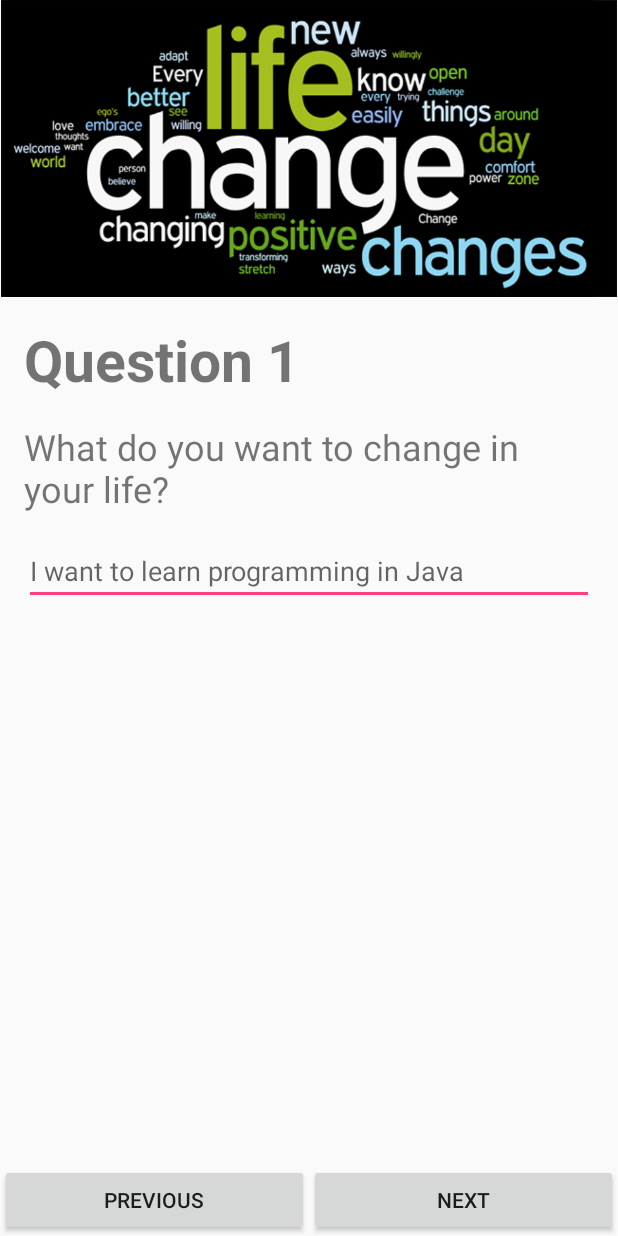
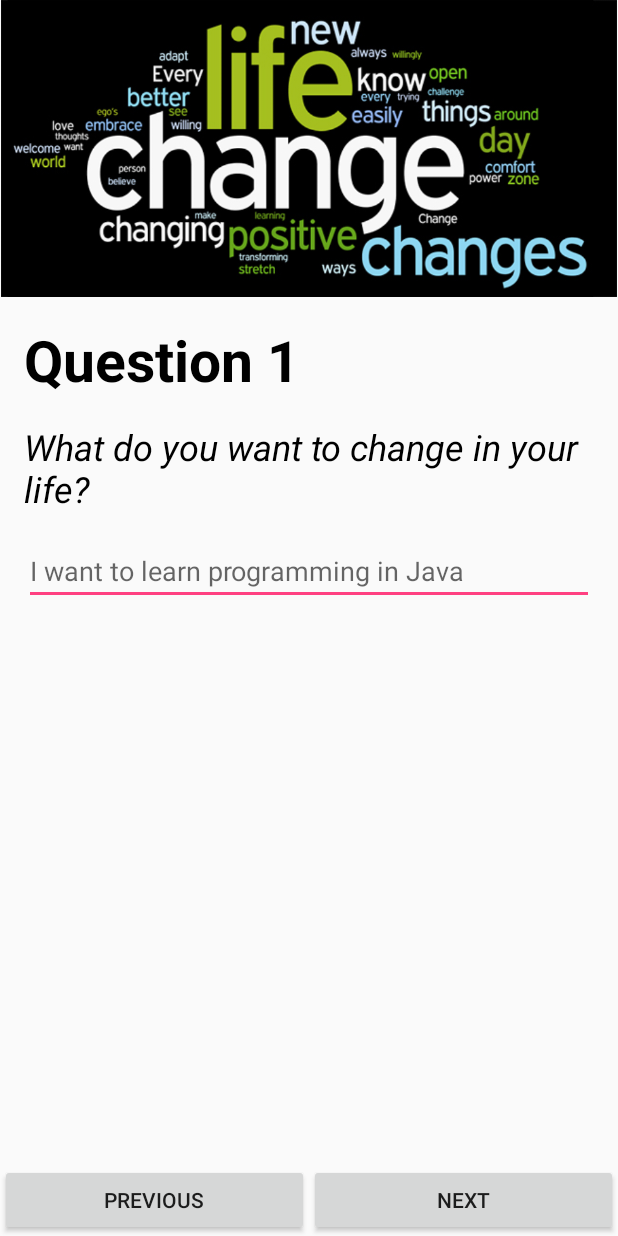
Before and after one commit to VIcuko/MakeAChangeQuizzApp, an Android app: the screen it shows after launch (MainActivity), on a phone screen of 412 x 824 dp. Run offline under Robolectric (Android 15) with nearby library versions, the phone set to English and light mode, and no system bars.

Commit message:
Change text color and include line in manifest to keep buttons bottom when showing keyboard

```diff
--- a/app/src/main/AndroidManifest.xml
+++ b/app/src/main/AndroidManifest.xml
@@ -9,7 +9,8 @@
         android:roundIcon="@mipmap/ic_launcher_round"
         android:supportsRtl="true"
         android:theme="@style/AppTheme">
-        <activity android:name=".MainActivity">
+        <activity android:name=".MainActivity"
+            android:windowSoftInputMode="adjustPan">
             <intent-filter>
                 <action android:name="android.intent.action.MAIN" />
 
--- a/app/src/main/res/layout/activity_main.xml
+++ b/app/src/main/res/layout/activity_main.xml
@@ -1,10 +1,19 @@
 <?xml version="1.0" encoding="utf-8"?>
 <RelativeLayout xmlns:android="http://schemas.android.com/apk/res/android"
-    xmlns:app="http://schemas.android.com/apk/res-auto"
     xmlns:tools="http://schemas.android.com/tools"
     android:layout_width="match_parent"
     android:layout_height="match_parent"
+    android:fillViewport="true"
     tools:context="com.example.android.makeachangequizzapp.MainActivity">
+
+    <ScrollView
+        android:layout_width="match_parent"
+        android:layout_height="wrap_content">
+
+        <RelativeLayout
+            android:id="@+id/main_content"
+            android:layout_width="match_parent"
+            android:layout_height="wrap_content">
 
             <ImageView
                 android:id="@+id/question_image"
@@ -13,14 +22,9 @@
                 android:adjustViewBounds="true"
                 android:src="@drawable/question_one" />
 
-    <ScrollView
-        android:id="@+id/main_screen"
+            <LinearLayout
+                android:id="@+id/question_group"
                 android:layout_below="@id/question_image"
-        android:layout_above="@id/buttons_section"
-        android:layout_width="match_parent"
-        android:layout_height="match_parent">
-
-        <LinearLayout
                 android:layout_width="match_parent"
                 android:layout_height="wrap_content"
                 android:orientation="vertical"
@@ -35,15 +39,18 @@
                     android:layout_height="wrap_content"
                     android:textSize="38sp"
                     android:text="Question 1"
-                android:textStyle="bold"/>
+                    android:textStyle="bold"
+                    android:textColor="@android:color/black"/>
 
                 <TextView
                     android:id="@+id/question_text"
-                android:layout_width="fill_parent"
+                    android:layout_width="match_parent"
                     android:layout_height="wrap_content"
                     android:layout_marginTop="@dimen/standard_vertical_margin"
                     android:text="What do you want to change in your life?"
-                android:textSize="24sp"/>
+                    android:textSize="24sp"
+                    android:textStyle="italic"
+                    android:textColor="@android:color/black"/>
 
                 <LinearLayout
                     android:id="@+id/question_content"
@@ -63,6 +70,7 @@
 
             </LinearLayout>
 
+        </RelativeLayout>
     </ScrollView>
 
     <LinearLayout
@@ -76,15 +84,15 @@
             android:layout_width="0dp"
             android:layout_height="wrap_content"
             android:layout_weight="1"
-            android:text="Previous"
-            android:onClick="previousQuestion"/>
+            android:text="Previous"/>
+        <!--android:onClick="previousQuestion"/>-->
 
         <Button
             android:layout_width="0dp"
             android:layout_height="wrap_content"
             android:layout_weight="1"
-            android:text="Next"
-            android:onClick="nextQuestion"/>
+            android:text="Next"/>
+        <!--android:onClick="nextQuestion"/>-->
 
     </LinearLayout>
 
```
Lines whose indentation alone changed are shown as unchanged.
